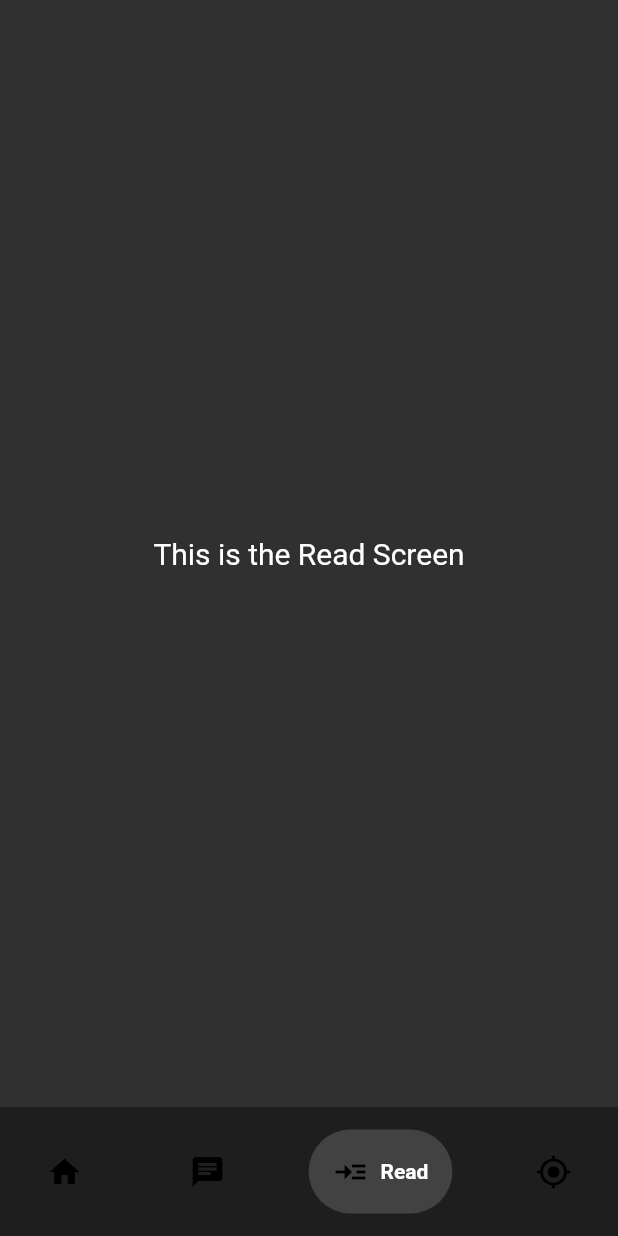
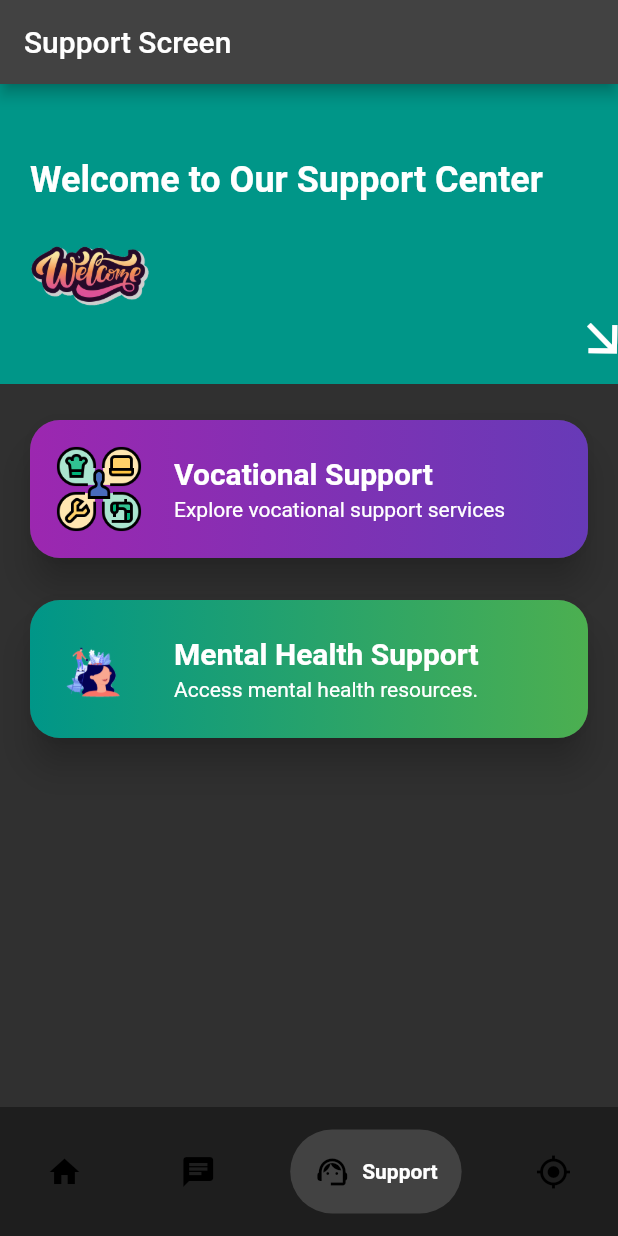
Before and after one commit to drowsy-coder/Nyaya-Sahaya, a Flutter app: the ClientScreen screen opened directly, item 3 of the bottom bar chosen, on a phone screen of 412 x 824 dp. Run offline on Flutter 3.47's test engine with Material 2 defaults, Android fonts, the light colour scheme and no system bars; drawn by our look-alikes of google_nav_bar; our stand-ins replace cloud_firestore, firebase_auth, firebase_core, google_maps_flutter, shared_preferences; accounts and stored records are empty; Roboto replaces fonts that are missing (Montserrat).

Commit message:
inital work on support section

```diff
--- a/lib/main.dart
+++ b/lib/main.dart
@@ -1,6 +1,10 @@
+// ignore_for_file: library_private_types_in_public_api
+
 import 'package:flutter/material.dart';
 import 'package:firebase_core/firebase_core.dart';
 import 'package:nyaya_sahaya/screens/login/login_page.dart';
+import 'package:nyaya_sahaya/screens/stakeholders/client/client_screen.dart';
+
 void main() async {
   WidgetsFlutterBinding.ensureInitialized();
   await Firebase.initializeApp();
@@ -25,7 +29,7 @@ class _MyAppState extends State<MyApp> {
     return MaterialApp(
       title: 'Firebase Login',
       theme: ThemeData.dark(),
-      home: LoginPage(),
+      home: ClientScreen(),
       debugShowCheckedModeBanner: false,
     );
   }
--- a/lib/screens/stakeholders/client/client_screen.dart
+++ b/lib/screens/stakeholders/client/client_screen.dart
@@ -1,6 +1,7 @@
 import 'package:flutter/material.dart';
 import 'package:google_nav_bar/google_nav_bar.dart';
 import 'package:nyaya_sahaya/screens/stakeholders/client/client_home.dart';
+import 'package:nyaya_sahaya/screens/stakeholders/client/client_support_screen.dart';
 import 'package:nyaya_sahaya/screens/stakeholders/client/clinet_lawyer_map.dart';
 import 'package:nyaya_sahaya/screens/stakeholders/lawyer/lawyer_chat.dart';
 import 'package:nyaya_sahaya/screens/stakeholders/lawyer/lawyer_read.dart';
@@ -30,7 +31,9 @@ class _ClientScreenState extends State<ClientScreen> {
     ScreenModel(screen: ClientHomePage(), icon: Icons.home, text: "Home"),
     ScreenModel(screen: LawyerChatScreen(), icon: Icons.chat, text: "Chat"),
     ScreenModel(
-        screen: LawyerReadScreen(), icon: Icons.read_more, text: "Read"),
+        screen: ClientSupportScreen(),
+        icon: Icons.support_agent,
+        text: "Support"),
     ScreenModel(
         screen: MapScreen(), icon: Icons.gps_fixed, text: "Find Lawyer"),
   ];
--- /dev/null
+++ b/lib/screens/stakeholders/client/client_support_screen.dart
@@ -0,0 +1,185 @@
+import 'package:flutter/material.dart';
+import 'package:nyaya_sahaya/screens/stakeholders/client/support/mental_support.dart';
+import 'package:nyaya_sahaya/screens/stakeholders/client/support/vocational_support.dart';
+
+class ClientSupportScreen extends StatelessWidget {
+  const ClientSupportScreen({super.key});
+
+  @override
+  Widget build(BuildContext context) {
+    return Scaffold(
+      appBar: AppBar(
+        title: const Text('Support Screen'),
+      ),
+      body: SingleChildScrollView(
+        child: Column(
+          children: <Widget>[
+            // Creative Welcome Section
+            Container(
+              height: 200, // Reduced the height of the welcome section
+              decoration: const BoxDecoration(
+                color: Colors.teal, // Changed the background color
+              ),
+              child: Stack(
+                children: <Widget>[
+                  Positioned(
+                    top: 50,
+                    left: 20,
+                    child: Column(
+                      crossAxisAlignment: CrossAxisAlignment.start,
+                      children: <Widget>[
+                        const Text(
+                          'Welcome to Our Support Center',
+                          style: TextStyle(
+                            fontSize: 24, // Reduced the font size
+                            fontWeight: FontWeight.bold,
+                            color: Colors.white,
+                          ),
+                        ),
+                        const SizedBox(height: 10),
+                        Image.asset(
+                          'assets/images/welcome.png',
+                          width: 80,
+                          height: 80,
+                        ),
+                      ],
+                    ),
+                  ),
+                  Positioned(
+                    top: 150,
+                    right: -10, // Adjusted the position of the arrow
+                    child: Transform.rotate(
+                      angle: 0.8, // Rotated the arrow slightly
+                      child: Icon(
+                        Icons.arrow_forward,
+                        color: Colors.white,
+                        size: 40,
+                      ),
+                    ),
+                  ),
+                ],
+              ),
+            ),
+
+            // Support Options
+            Container(
+              padding: const EdgeInsets.symmetric(vertical: 20, horizontal: 16),
+              child: Column(
+                children: <Widget>[
+                  SupportOptionCard(
+                    title: 'Vocational Support',
+                    description: 'Explore vocational support services',
+                    iconPath: 'assets/images/3526220.png',
+                    onPressed: () {
+                      Navigator.push(
+                        context,
+                        MaterialPageRoute(
+                          builder: (context) {
+                            return VocationalSupportScreen();
+                          },
+                        ),
+                      );
+                    },
+                    gradientColors: [Colors.purple, Colors.deepPurple],
+                  ),
+                  const SizedBox(height: 20),
+                  SupportOptionCard(
+                    title: 'Mental Health Support',
+                    description: 'Access mental health resources.',
+                    iconPath: 'assets/images/mental.png',
+                    onPressed: () {
+                      Navigator.push(
+                        context,
+                        MaterialPageRoute(
+                          builder: (context) {
+                            return MentalSupportScreen();
+                          },
+                        ),
+                      );
+                    },
+                    gradientColors: [Colors.teal, Colors.green],
+                  ),
+                ],
+              ),
+            ),
+          ],
+        ),
+      ),
+    );
+  }
+}
+
+class SupportOptionCard extends StatelessWidget {
+  final String title;
+  final String description;
+  final String iconPath;
+  final VoidCallback onPressed;
+  final List<Color> gradientColors;
+
+  SupportOptionCard({
+    super.key,
+    required this.title,
+    required this.description,
+    required this.iconPath,
+    required this.onPressed,
+    required this.gradientColors,
+  });
+
+  @override
+  Widget build(BuildContext context) {
+    return Card(
+      elevation: 10,
+      shape: RoundedRectangleBorder(
+        borderRadius: BorderRadius.circular(20.0),
+      ),
+      child: InkWell(
+        onTap: onPressed,
+        child: Container(
+          decoration: BoxDecoration(
+            gradient: LinearGradient(
+              colors: gradientColors,
+              begin: Alignment.centerLeft,
+              end: Alignment.centerRight,
+            ),
+            borderRadius: BorderRadius.circular(20.0),
+          ),
+          padding: const EdgeInsets.all(16.0),
+          child: SingleChildScrollView(
+            child: Row(
+              children: <Widget>[
+                Image.asset(
+                  iconPath,
+                  width: 60,
+                  height: 60,
+                ),
+                const SizedBox(width: 20),
+                Column(
+                  crossAxisAlignment: CrossAxisAlignment.start,
+                  children: <Widget>[
+                    Text(
+                      title,
+                      style: const TextStyle(
+                        fontSize: 20, // Reduced the font size
+                        fontWeight: FontWeight.bold,
+                        color: Colors.white,
+                        fontFamily: 'Montserrat',
+                      ),
+                    ),
+                    const SizedBox(height: 4),
+                    Text(
+                      description,
+                      style: const TextStyle(
+                        fontSize: 14,
+                        color: Colors.white,
+                      ),
+                    ),
+                  ],
+                ),
+              ],
+            ),
+          ),
+        ),
+      ),
+    );
+  }
+}
--- /dev/null
+++ b/lib/screens/stakeholders/client/support/mental_support.dart
@@ -0,0 +1,28 @@
+import 'package:flutter/material.dart';
+
+class MentalSupportScreen extends StatelessWidget {
+  @override
+  Widget build(BuildContext context) {
+    return Scaffold(
+      appBar: AppBar(
+        title: Text('Mental Health Support'),
+      ),
+      body: Center(
+        child: Column(
+          mainAxisAlignment: MainAxisAlignment.center,
+          children: <Widget>[
+            Text(
+              'Welcome to Mental Health Support',
+              style: TextStyle(
+                fontSize: 20,
+                fontWeight: FontWeight.bold,
+              ),
+            ),
+            SizedBox(height: 20),
+            // Add your content for mental health support here
+          ],
+        ),
+      ),
+    );
+  }
+}
--- /dev/null
+++ b/lib/screens/stakeholders/client/support/vocational_support.dart
@@ -0,0 +1,30 @@
+
+
+import 'package:flutter/material.dart';
+
+class VocationalSupportScreen extends StatelessWidget {
+  @override
+  Widget build(BuildContext context) {
+    return Scaffold(
+      appBar: AppBar(
+        title: Text('Vocational Support'),
+      ),
+      body: Center(
+        child: Column(
+          mainAxisAlignment: MainAxisAlignment.center,
+          children: <Widget>[
+            Text(
+              'Welcome to Vocational Support',
+              style: TextStyle(
+                fontSize: 20,
+                fontWeight: FontWeight.bold,
+              ),
+            ),
+            SizedBox(height: 20),
+            // Add your content for vocational support here
+          ],
+        ),
+      ),
+    );
+  }
+}
--- a/pubspec.yaml
+++ b/pubspec.yaml
@@ -55,8 +55,8 @@ flutter:
   # the material Icons class.
   uses-material-design: true
   # To add assets to your application, add an assets section, like this:
-  # assets:
-  #   - images/a_dot_burr.jpeg
+  assets:
+    - assets/images/
   #   - images/a_dot_ham.jpeg
   # An image asset can refer to one or more resolution-specific "variants", see
   # https://flutter.dev/assets-and-images/#resolution-aware
```
Also changed, not shown: assets/images/3526220.png (added), assets/images/mental.png (added), assets/images/welcome.png (added).
